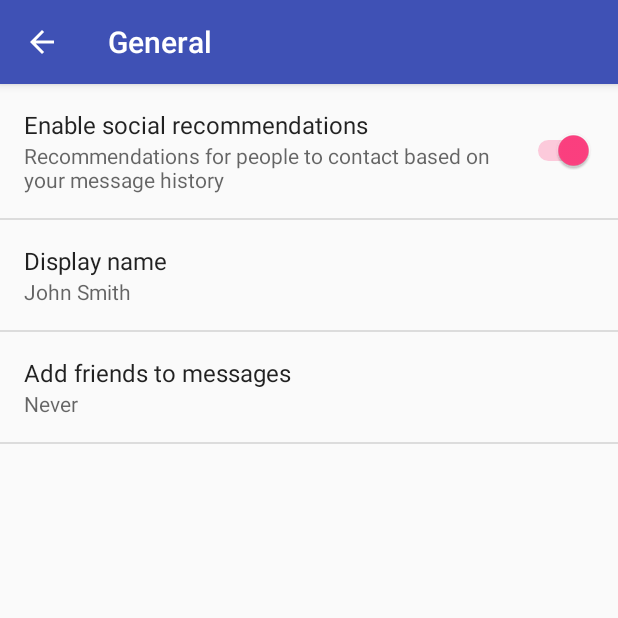
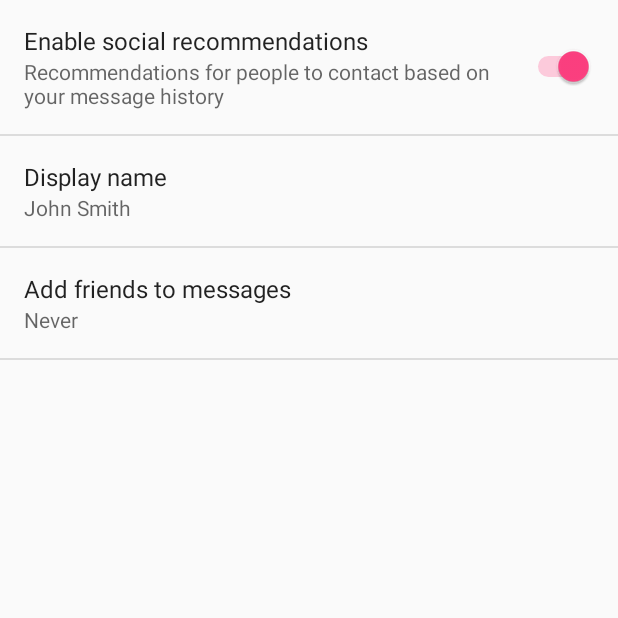
Before and after one commit to Baobomb/LanguageLearner, an Android app: the screen it shows after launch (SettingsActivity), after a tap on "General", on a phone screen of 412 x 824 dp, the top half of it. Run offline under Robolectric (Android 15) with nearby library versions, the phone set to English and light mode, and no system bars.

Commit message:
Set NoActionBar and answerDialog bg transparent

```diff
--- a/app/src/main/res/layout/activity_answer_dialog_layout.xml
+++ b/app/src/main/res/layout/activity_answer_dialog_layout.xml
@@ -1,6 +1,8 @@
 <?xml version="1.0" encoding="utf-8"?>
 <LinearLayout xmlns:android="http://schemas.android.com/apk/res/android"
-    android:orientation="vertical" android:layout_width="match_parent"
-    android:layout_height="match_parent">
+    android:layout_width="match_parent"
+    android:layout_height="match_parent"
+    android:background="@android:color/transparent"
+    android:orientation="vertical">
 
 </LinearLayout>
--- a/app/src/main/res/values/styles.xml
+++ b/app/src/main/res/values/styles.xml
@@ -1,7 +1,7 @@
 <resources>
 
     <!-- Base application theme. -->
-    <style name="AppTheme" parent="Theme.AppCompat.Light.DarkActionBar">
+    <style name="AppTheme" parent="Theme.AppCompat.Light.NoActionBar">
         <!-- Customize your theme here. -->
         <item name="colorPrimary">@color/colorPrimary</item>
         <item name="colorPrimaryDark">@color/colorPrimaryDark</item>
```
